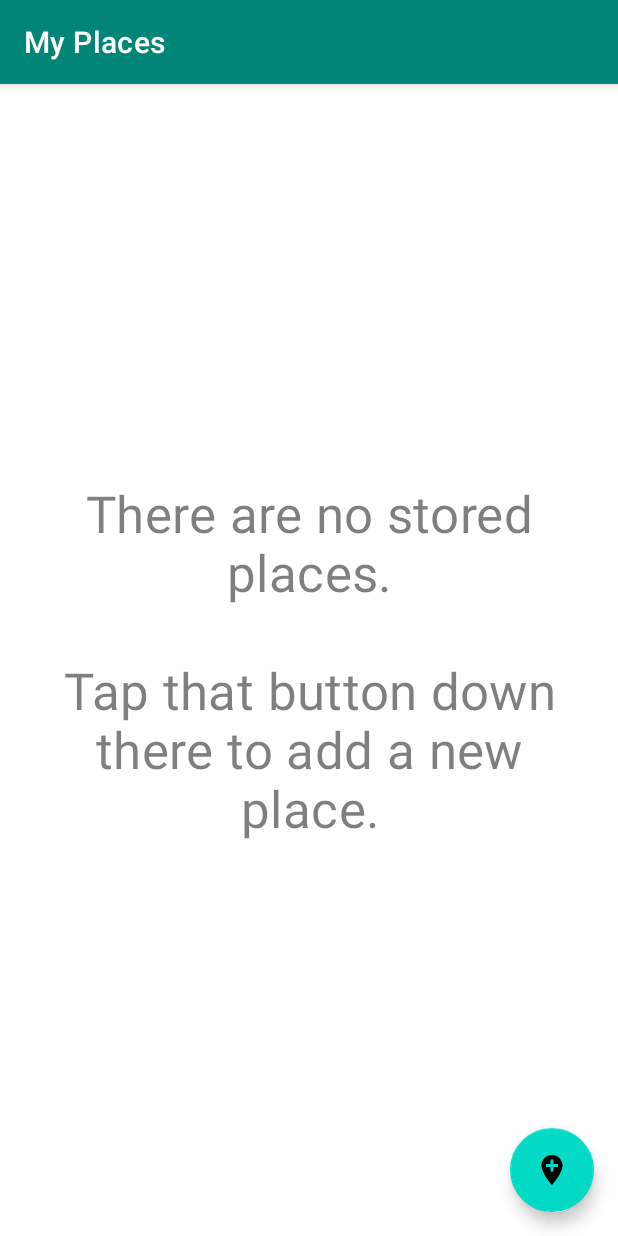
After one commit to VarunBarad/my-places-android, an Android app: the ListPlacesActivity screen opened directly, with no data from a screen before it, on a phone screen of 412 x 824 dp. The commit adds this screen. Run offline under Robolectric (Android 15) with nearby library versions, the phone set to English and light mode, and no system bars; our stand-ins replace Room's generated code, RxJava, data binding.

Commit message:
Add home-screen to show list of saved places

```diff
--- a/app/src/main/java/com/varunbarad/myplaces/external_services/local_database/PlacesDao.kt
+++ b/app/src/main/java/com/varunbarad/myplaces/external_services/local_database/PlacesDao.kt
@@ -1,9 +1,6 @@
 package com.varunbarad.myplaces.external_services.local_database
 
-import androidx.room.Dao
-import androidx.room.Insert
-import androidx.room.Query
-import androidx.room.Update
+import androidx.room.*
 import com.varunbarad.myplaces.external_services.local_database.model.DbLocation
 import io.reactivex.Completable
 import io.reactivex.Observable
@@ -25,4 +22,7 @@ interface PlacesDao  {
 
     @Update
     fun updatePlaceDetails(location: DbLocation): Completable
+
+    @Delete
+    fun deletePlace(location: DbLocation): Completable
 }
--- a/app/src/main/java/com/varunbarad/myplaces/repositories/PlacesRepository.kt
+++ b/app/src/main/java/com/varunbarad/myplaces/repositories/PlacesRepository.kt
@@ -20,4 +20,6 @@ interface PlacesRepository {
     fun getPlaceDetails(locationId: Long): Observable<DbLocation>
 
     fun updatePlaceDetails(location: DbLocation): Completable
+
+    fun deletePlace(place: DbLocation): Completable
 }
--- a/app/src/main/java/com/varunbarad/myplaces/repositories/RoomPlacesRepository.kt
+++ b/app/src/main/java/com/varunbarad/myplaces/repositories/RoomPlacesRepository.kt
@@ -50,4 +50,10 @@ class RoomPlacesRepository(private val placesDao: PlacesDao) : PlacesRepository
             .subscribeOn(ThreadSchedulers.io())
             .observeOn(ThreadSchedulers.main())
     }
+
+    override fun deletePlace(place: DbLocation): Completable {
+        return placesDao.deletePlace(place)
+            .subscribeOn(ThreadSchedulers.io())
+            .observeOn(ThreadSchedulers.main())
+    }
 }
--- /dev/null
+++ b/app/src/main/java/com/varunbarad/myplaces/screens/list_places/ListPlacesActivity.kt
@@ -0,0 +1,117 @@
+package com.varunbarad.myplaces.screens.list_places
+
+import android.os.Bundle
+import android.view.View
+import androidx.appcompat.app.AppCompatActivity
+import androidx.databinding.DataBindingUtil
+import androidx.recyclerview.widget.DividerItemDecoration
+import androidx.recyclerview.widget.LinearLayoutManager
+import com.google.android.material.snackbar.Snackbar
+import com.varunbarad.myplaces.R
+import com.varunbarad.myplaces.databinding.ActivityListPlacesBinding
+import com.varunbarad.myplaces.model.UiLocation
+import com.varunbarad.myplaces.screens.add_place.AddPlaceActivity
+import com.varunbarad.myplaces.screens.list_places.places_adapter.PlacesAdapter
+import com.varunbarad.myplaces.util.Dependencies
+import com.varunbarad.myplaces.util.Event
+import io.reactivex.Observable
+
+class ListPlacesActivity : AppCompatActivity(), ListPlacesView {
+    private lateinit var viewBinding: ActivityListPlacesBinding
+
+    private val placesAdapter: PlacesAdapter = PlacesAdapter()
+
+    private lateinit var presenter: ListPlacesPresenter
+
+    override fun onCreate(savedInstanceState: Bundle?) {
+        super.onCreate(savedInstanceState)
+        this.viewBinding = DataBindingUtil.setContentView(this, R.layout.activity_list_places)
+        this.setSupportActionBar(this.viewBinding.toolbar)
+
+        val recyclerViewLayoutManager = LinearLayoutManager(
+            this.viewBinding.recyclerViewPlaces.context,
+            LinearLayoutManager.VERTICAL,
+            false
+        )
+        this.viewBinding.recyclerViewPlaces.layoutManager = recyclerViewLayoutManager
+        this.viewBinding.recyclerViewPlaces.addItemDecoration(
+            DividerItemDecoration(
+                this.viewBinding.recyclerViewPlaces.context,
+                recyclerViewLayoutManager.orientation
+            )
+        )
+        this.viewBinding.recyclerViewPlaces.adapter = this.placesAdapter
+
+        this.presenter = ListPlacesPresenter(
+            this,
+            Dependencies.getRoomPlacesRepository(this)
+        )
+    }
+
+    override fun onStart() {
+        super.onStart()
+
+        this.presenter.onStart()
+    }
+
+    override fun onStop() {
+        this.presenter.onStop()
+
+        this.viewBinding.buttonAddPlace.setOnClickListener(null)
+
+        super.onStop()
+    }
+
+    override fun onButtonAddPlaceClick(): Observable<Event> {
+        return Observable.create { emitter ->
+            this.viewBinding.buttonAddPlace.setOnClickListener { emitter.onNext(Event.IGNORE) }
+            emitter.setCancellable { this.viewBinding.buttonAddPlace.setOnClickListener(null) }
+        }
+    }
+
+    override fun onOpenInMapPlaceClick(): Observable<UiLocation> {
+        return this.placesAdapter.getOpenInMapObservable()
+    }
+
+    override fun onOpenDetailsPlaceClick(): Observable<UiLocation> {
+        return this.placesAdapter.getOpenDetailsObservable()
+    }
+
+    override fun onDeletePlaceClick(): Observable<UiLocation> {
+        return this.placesAdapter.getDeleteObservable()
+    }
+
+    override fun updateScreen(viewState: ListPlacesViewState) {
+        this.placesAdapter.submitList(viewState.places)
+
+        if (viewState.isNoStoredPlacesMessageVisible) {
+            this.viewBinding.recyclerViewPlaces.visibility = View.GONE
+            this.viewBinding.textViewEmptyPlacesMessage.visibility = View.VISIBLE
+        } else {
+            this.viewBinding.recyclerViewPlaces.visibility = View.VISIBLE
+            this.viewBinding.textViewEmptyPlacesMessage.visibility = View.GONE
+        }
+    }
+
+    override fun showMessage(messageText: String) {
+        Snackbar.make(
+            this.viewBinding.root,
+            messageText,
+            Snackbar.LENGTH_SHORT
+        ).show()
+    }
+
+    override fun openAddPlaceScreen() {
+        AddPlaceActivity.start(this)
+    }
+
+    override fun openPlaceInMap(latitude: Double, longitude: Double) {
+        // ToDo: Open coordinates in map
+        this.showMessage("Open map at coordinates ${latitude}N, ${longitude}E")
+    }
+
+    override fun openPlaceDetailsScreen(placeId: Long) {
+        // ToDo: Open Place details screen
+        this.showMessage("Open place details screen for $placeId")
+    }
+}
--- /dev/null
+++ b/app/src/main/java/com/varunbarad/myplaces/screens/list_places/ListPlacesPresenter.kt
@@ -0,0 +1,72 @@
+package com.varunbarad.myplaces.screens.list_places
+
+import com.varunbarad.myplaces.external_services.local_database.model.DbLocation
+import com.varunbarad.myplaces.repositories.PlacesRepository
+import com.varunbarad.myplaces.util.toDbLocation
+import com.varunbarad.myplaces.util.toUiLocation
+import io.reactivex.disposables.CompositeDisposable
+import io.reactivex.rxkotlin.subscribeBy
+
+class ListPlacesPresenter(
+    private val view: ListPlacesView,
+    private val placesRepository: PlacesRepository
+) {
+    companion object {
+        private const val MESSAGE_PLACE_DELETED = "Place deleted successfully"
+    }
+
+    private val serviceDisposables = CompositeDisposable()
+
+    fun onStart() {
+        this.serviceDisposables.add(
+            this.view
+                .onButtonAddPlaceClick()
+                .subscribeBy { this.view.openAddPlaceScreen() }
+        )
+
+        this.serviceDisposables.add(
+            this.placesRepository
+                .getAllPlacesSortedAlphabeticallyByName()
+                .map { databasePlaces: List<DbLocation> -> databasePlaces.map { it.toUiLocation() } }
+                .subscribeBy { places ->
+                    this.view.updateScreen(
+                        ListPlacesViewState(
+                            places = places,
+                            isNoStoredPlacesMessageVisible = places.isEmpty()
+                        )
+                    )
+                }
+        )
+
+        this.serviceDisposables.add(
+            this.view
+                .onOpenInMapPlaceClick()
+                .subscribeBy {
+                    // ToDo: Open this location on system-app for maps
+                    this.view.showMessage("Open ${it.name} on map")
+                }
+        )
+
+        this.serviceDisposables.add(
+            this.view
+                .onOpenDetailsPlaceClick()
+                .subscribeBy { this.view.openPlaceDetailsScreen(it.locationId) }
+        )
+
+        this.serviceDisposables.add(
+            this.view
+                .onDeletePlaceClick()
+                .subscribeBy { place ->
+                    this.serviceDisposables.add(
+                        this.placesRepository
+                            .deletePlace(place.toDbLocation())
+                            .subscribeBy { this.view.showMessage(MESSAGE_PLACE_DELETED) }
+                    )
+                }
+        )
+    }
+
+    fun onStop() {
+        this.serviceDisposables.clear()
+    }
+}
--- /dev/null
+++ b/app/src/main/java/com/varunbarad/myplaces/screens/list_places/ListPlacesView.kt
@@ -0,0 +1,20 @@
+package com.varunbarad.myplaces.screens.list_places
+
+import com.varunbarad.myplaces.model.UiLocation
+import com.varunbarad.myplaces.util.Event
+import io.reactivex.Observable
+
+interface ListPlacesView {
+    fun onButtonAddPlaceClick(): Observable<Event>
+
+    fun onOpenInMapPlaceClick(): Observable<UiLocation>
+    fun onOpenDetailsPlaceClick(): Observable<UiLocation>
+    fun onDeletePlaceClick(): Observable<UiLocation>
+
+    fun updateScreen(viewState: ListPlacesViewState)
+    fun showMessage(messageText: String)
+
+    fun openAddPlaceScreen()
+    fun openPlaceInMap(latitude: Double, longitude: Double)
+    fun openPlaceDetailsScreen(placeId: Long)
+}
--- /dev/null
+++ b/app/src/main/java/com/varunbarad/myplaces/screens/list_places/ListPlacesViewState.kt
@@ -0,0 +1,8 @@
+package com.varunbarad.myplaces.screens.list_places
+
+import com.varunbarad.myplaces.model.UiLocation
+
+data class ListPlacesViewState(
+    val places: List<UiLocation>,
+    val isNoStoredPlacesMessageVisible: Boolean
+)
--- /dev/null
+++ b/app/src/main/java/com/varunbarad/myplaces/screens/list_places/places_adapter/PlacesAdapter.kt
@@ -0,0 +1,50 @@
+package com.varunbarad.myplaces.screens.list_places.places_adapter
+
+import android.view.LayoutInflater
+import android.view.ViewGroup
+import androidx.recyclerview.widget.ListAdapter
+import com.varunbarad.myplaces.databinding.ListItemPlaceBinding
+import com.varunbarad.myplaces.model.UiLocation
+import io.reactivex.Observable
+import io.reactivex.subjects.PublishSubject
+
+class PlacesAdapter : ListAdapter<UiLocation, PlaceViewHolder>(UiLocation.DIFF_CALLBACK) {
+    private val openInMapClickSubject = PublishSubject.create<UiLocation>()
+    private val openDetailsClickSubject = PublishSubject.create<UiLocation>()
+    private val deleteClickSubject = PublishSubject.create<UiLocation>()
+
+    override fun onCreateViewHolder(parent: ViewGroup, viewType: Int): PlaceViewHolder {
+        return PlaceViewHolder(
+            viewBinding = ListItemPlaceBinding.inflate(
+                LayoutInflater.from(parent.context),
+                parent,
+                false
+            ),
+            openInMapButtonClickListener = this::openInMapButtonClickListener,
+            openDetailsButtonClickListener = this::openDetailsButtonClickListener,
+            deleteButtonClickListener = this::deleteButtonClickListener
+        )
+    }
+
+    override fun onBindViewHolder(holder: PlaceViewHolder, position: Int) {
+        holder.bind(this.getItem(position))
+    }
+
+    private fun openInMapButtonClickListener(place: UiLocation) {
+        this.openInMapClickSubject.onNext(place)
+    }
+
+    private fun openDetailsButtonClickListener(place: UiLocation) {
+        this.openDetailsClickSubject.onNext(place)
+    }
+
+    private fun deleteButtonClickListener(place: UiLocation) {
+        this.deleteClickSubject.onNext(place)
+    }
+
+    fun getOpenInMapObservable(): Observable<UiLocation> = this.openInMapClickSubject
+
+    fun getOpenDetailsObservable(): Observable<UiLocation> = this.openDetailsClickSubject
+
+    fun getDeleteObservable(): Observable<UiLocation> = this.deleteClickSubject
+}
--- /dev/null
+++ b/app/src/main/res/layout/activity_list_places.xml
@@ -0,0 +1,66 @@
+<?xml version="1.0" encoding="utf-8"?>
+<layout xmlns:android="http://schemas.android.com/apk/res/android"
+    xmlns:app="http://schemas.android.com/apk/res-auto"
+    xmlns:tools="http://schemas.android.com/tools"
+    tools:context=".screens.list_places.ListPlacesActivity">
+
+    <androidx.coordinatorlayout.widget.CoordinatorLayout
+        android:layout_width="match_parent"
+        android:layout_height="match_parent">
+
+        <com.google.android.material.appbar.AppBarLayout
+            android:layout_width="match_parent"
+            android:layout_height="wrap_content"
+            android:theme="@style/AppTheme.AppBarOverlay">
+
+            <androidx.appcompat.widget.Toolbar
+                android:id="@+id/toolbar"
+                android:layout_width="match_parent"
+                android:layout_height="?attr/actionBarSize"
+                android:background="?attr/colorPrimary"
+                app:popupTheme="@style/AppTheme.PopupOverlay"
+                app:title="@string/title_activity_list_notes" />
+        </com.google.android.material.appbar.AppBarLayout>
+
+        <androidx.constraintlayout.widget.ConstraintLayout
+            android:layout_width="match_parent"
+            android:layout_height="match_parent"
+            app:layout_behavior="@string/appbar_scrolling_view_behavior">
+
+            <androidx.recyclerview.widget.RecyclerView
+                android:id="@+id/recyclerView_places"
+                android:layout_width="0dp"
+                android:layout_height="0dp"
+                app:layout_constraintBottom_toBottomOf="parent"
+                app:layout_constraintEnd_toEndOf="parent"
+                app:layout_constraintStart_toStartOf="parent"
+                app:layout_constraintTop_toTopOf="parent"
+                tools:listitem="@layout/list_item_place" />
+
+            <androidx.appcompat.widget.AppCompatTextView
+                android:id="@+id/textView_emptyPlacesMessage"
+                style="@style/TextAppearance.MaterialComponents.Headline4"
+                android:layout_width="0dp"
+                android:layout_height="wrap_content"
+                android:layout_marginStart="@dimen/margin_activity_horizontal"
+                android:layout_marginEnd="@dimen/margin_activity_horizontal"
+                android:gravity="center"
+                android:text="@string/message_noStoredPlaces"
+                android:textColor="@color/colorTextSecondary"
+                app:layout_constraintBottom_toBottomOf="parent"
+                app:layout_constraintEnd_toEndOf="parent"
+                app:layout_constraintStart_toStartOf="parent"
+                app:layout_constraintTop_toTopOf="parent"
+                tools:visibility="gone" />
+        </androidx.constraintlayout.widget.ConstraintLayout>
+
+        <com.google.android.material.floatingactionbutton.FloatingActionButton
+            android:id="@+id/button_addPlace"
+            android:layout_width="wrap_content"
+            android:layout_height="wrap_content"
+            android:layout_gravity="bottom|end"
+            android:layout_margin="@dimen/fab_margin"
+            android:tint="@color/colorIconInverted"
+            app:srcCompat="@drawable/ic_add_place" />
+    </androidx.coordinatorlayout.widget.CoordinatorLayout>
+</layout>
--- a/app/src/main/res/values/colors.xml
+++ b/app/src/main/res/values/colors.xml
@@ -6,4 +6,8 @@
     <color name="colorTextPrimary">#ff000000</color>
     <color name="colorTextSecondary">#80000000</color>
     <color name="colorIconInverted">#ffffffff</color>
+
+    <color name="colorOpenMap">#2196f3</color>
+    <color name="colorOpen">#795548</color>
+    <color name="colorDelete">#f44336</color>
 </resources>
--- a/app/src/main/res/values/dimens.xml
+++ b/app/src/main/res/values/dimens.xml
@@ -5,7 +5,9 @@
     <dimen name="margin_activity_vertical">8dp</dimen>
 
     <dimen name="margin_interSection_vertical">16dp</dimen>
+    <dimen name="margin_interSection_horizontal">12dp</dimen>
     <dimen name="margin_interElement_vertical">4dp</dimen>
+    <dimen name="margin_interElement_horizontal">4dp</dimen>
 
     <dimen name="padding_button">8dp</dimen>
 
--- a/app/src/main/res/values/strings.xml
+++ b/app/src/main/res/values/strings.xml
@@ -1,6 +1,7 @@
 <resources>
     <string name="app_name">My Places</string>
 
+    <string name="title_activity_list_places">@string/app_name</string>
     <string name="title_activity_list_notes">@string/app_name</string>
     <string name="title_activity_create_note">Create new Note</string>
     <string name="title_activity_note_details">Note details</string>
@@ -10,4 +11,5 @@
     <string name="label_content">Content</string>
 
     <string name="message_noStoredNotes">There are no stored notes.\n\nTap that button down there to start creating a new note.</string>
+    <string name="message_noStoredPlaces">There are no stored places.\n\nTap that button down there to add a new place.</string>
 </resources>
```
Also changed, not shown: app/src/main/AndroidManifest.xml (+10 -1 lines), app/src/main/java/com/varunbarad/myplaces/screens/list_places/places_adapter/PlaceViewHolder.kt (added, +29 -0 lines), app/src/main/java/com/varunbarad/myplaces/util/Converters.kt (+11 -0 lines), app/src/main/res/layout/list_item_place.xml (added, +81 -0 lines).
